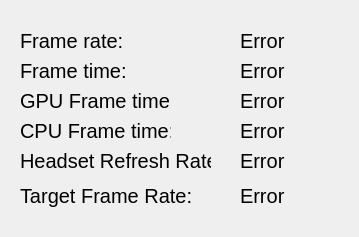
This is src/userinterface/dashboardui.ui in Trixxle/SeamenPerformanceOverlay as Qt 5 draws it before an edit. The edited form follows.
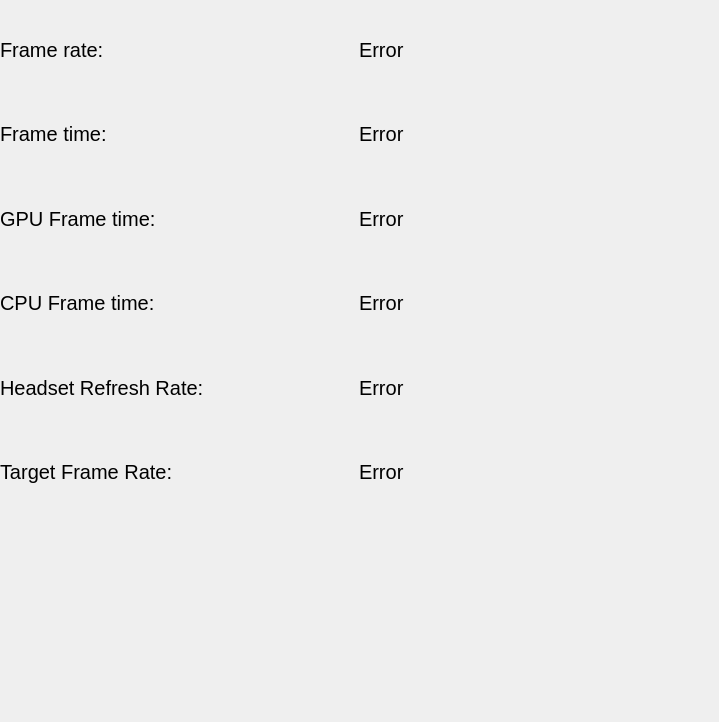
This is the edited form.

Commit message: Working better than before

What changed in the file:
```diff
--- a/src/userinterface/dashboardui.ui
+++ b/src/userinterface/dashboardui.ui
@@ -6,22 +6,73 @@
    <rect>
     <x>0</x>
     <y>0</y>
-    <width>359</width>
-    <height>237</height>
+    <width>719</width>
+    <height>722</height>
    </rect>
   </property>
   <property name="windowTitle">
    <string>dashboardui</string>
   </property>
+  <widget class="QWidget" name="gridLayoutWidget">
+   <property name="geometry">
+    <rect>
+     <x>0</x>
+     <y>10</y>
+     <width>711</width>
+     <height>501</height>
+    </rect>
+   </property>
+   <layout class="QGridLayout" name="mainGridLayout">
+    <item row="4" column="0">
+     <widget class="QLabel" name="headsetRefreshRateTitle">
+      <property name="minimumSize">
+       <size>
+        <width>0</width>
+        <height>0</height>
+       </size>
+      </property>
+      <property name="font">
+       <font>
+        <pointsize>15</pointsize>
+       </font>
+      </property>
+      <property name="text">
+       <string>Headset Refresh Rate:</string>
+      </property>
+     </widget>
+    </item>
+    <item row="2" column="0">
+     <widget class="QLabel" name="gpuFrameTimeTitle">
+      <property name="minimumSize">
+       <size>
+        <width>0</width>
+        <height>0</height>
+       </size>
+      </property>
+      <property name="font">
+       <font>
+        <pointsize>15</pointsize>
+       </font>
+      </property>
+      <property name="text">
+       <string>GPU Frame time:</string>
+      </property>
+     </widget>
+    </item>
+    <item row="1" column="1">
+     <widget class="QLabel" name="frameTimeLabel">
+      <property name="font">
+       <font>
+        <pointsize>15</pointsize>
+       </font>
+      </property>
+      <property name="text">
+       <string>Error</string>
+      </property>
+     </widget>
+    </item>
+    <item row="0" column="1">
   <widget class="QLabel" name="frameRateLabel">
-   <property name="geometry">
-    <rect>
-     <x>240</x>
-     <y>30</y>
-     <width>61</width>
-     <height>21</height>
-    </rect>
-   </property>
    <property name="font">
     <font>
      <pointsize>15</pointsize>
@@ -31,39 +82,9 @@
     <string>Error</string>
    </property>
   </widget>
-  <widget class="QLabel" name="frameRateTitle">
-   <property name="geometry">
-    <rect>
-     <x>20</x>
-     <y>30</y>
-     <width>111</width>
-     <height>21</height>
-    </rect>
-   </property>
-   <property name="minimumSize">
-    <size>
-     <width>0</width>
-     <height>0</height>
-    </size>
-   </property>
-   <property name="font">
-    <font>
-     <pointsize>15</pointsize>
-    </font>
-   </property>
-   <property name="text">
-    <string>Frame rate:</string>
-   </property>
-  </widget>
+    </item>
+    <item row="1" column="0">
   <widget class="QLabel" name="frameTimeTitle">
-   <property name="geometry">
-    <rect>
-     <x>20</x>
-     <y>60</y>
-     <width>111</width>
-     <height>21</height>
-    </rect>
-   </property>
    <property name="minimumSize">
     <size>
      <width>0</width>
@@ -79,39 +100,21 @@
     <string>Frame time:</string>
    </property>
   </widget>
-  <widget class="QLabel" name="gpuFrameTimeTitle">
-   <property name="geometry">
-    <rect>
-     <x>20</x>
-     <y>90</y>
-     <width>151</width>
-     <height>21</height>
-    </rect>
-   </property>
-   <property name="minimumSize">
-    <size>
-     <width>0</width>
-     <height>0</height>
-    </size>
-   </property>
+    </item>
+    <item row="2" column="1">
+     <widget class="QLabel" name="gpuFrameTimeLabel">
    <property name="font">
     <font>
      <pointsize>15</pointsize>
     </font>
    </property>
    <property name="text">
-    <string>GPU Frame time:</string>
-   </property>
-  </widget>
+       <string>Error</string>
+      </property>
+     </widget>
+    </item>
+    <item row="3" column="0">
   <widget class="QLabel" name="cpuFrameTimeTitle">
-   <property name="geometry">
-    <rect>
-     <x>20</x>
-     <y>120</y>
-     <width>151</width>
-     <height>21</height>
-    </rect>
-   </property>
    <property name="minimumSize">
     <size>
      <width>0</width>
@@ -127,39 +130,33 @@
     <string>CPU Frame time:</string>
    </property>
   </widget>
-  <widget class="QLabel" name="headsetRefreshRateTitle">
-   <property name="geometry">
-    <rect>
-     <x>20</x>
-     <y>150</y>
-     <width>191</width>
-     <height>21</height>
-    </rect>
-   </property>
-   <property name="minimumSize">
-    <size>
-     <width>0</width>
-     <height>0</height>
-    </size>
-   </property>
+    </item>
+    <item row="4" column="1">
+     <widget class="QLabel" name="headsetRefreshRateLabel">
+      <property name="font">
+       <font>
+        <pointsize>15</pointsize>
+       </font>
+      </property>
+      <property name="text">
+       <string>Error</string>
+      </property>
+     </widget>
+    </item>
+    <item row="3" column="1">
+     <widget class="QLabel" name="cpuFrameTimeLabel">
    <property name="font">
     <font>
      <pointsize>15</pointsize>
     </font>
    </property>
    <property name="text">
-    <string>Headset Refresh Rate:</string>
-   </property>
-  </widget>
+       <string>Error</string>
+      </property>
+     </widget>
+    </item>
+    <item row="5" column="0">
   <widget class="QLabel" name="targetFrameRateTitle">
-   <property name="geometry">
-    <rect>
-     <x>20</x>
-     <y>180</y>
-     <width>191</width>
-     <height>31</height>
-    </rect>
-   </property>
    <property name="minimumSize">
     <size>
      <width>0</width>
@@ -175,87 +172,9 @@
     <string>Target Frame Rate:</string>
    </property>
   </widget>
-  <widget class="QLabel" name="frameTimeLabel">
-   <property name="geometry">
-    <rect>
-     <x>240</x>
-     <y>60</y>
-     <width>61</width>
-     <height>21</height>
-    </rect>
-   </property>
-   <property name="font">
-    <font>
-     <pointsize>15</pointsize>
-    </font>
-   </property>
-   <property name="text">
-    <string>Error</string>
-   </property>
-  </widget>
-  <widget class="QLabel" name="gpuFrameTimeLabel">
-   <property name="geometry">
-    <rect>
-     <x>240</x>
-     <y>90</y>
-     <width>61</width>
-     <height>21</height>
-    </rect>
-   </property>
-   <property name="font">
-    <font>
-     <pointsize>15</pointsize>
-    </font>
-   </property>
-   <property name="text">
-    <string>Error</string>
-   </property>
-  </widget>
-  <widget class="QLabel" name="cpuFrameTimeLabel">
-   <property name="geometry">
-    <rect>
-     <x>240</x>
-     <y>120</y>
-     <width>61</width>
-     <height>21</height>
-    </rect>
-   </property>
-   <property name="font">
-    <font>
-     <pointsize>15</pointsize>
-    </font>
-   </property>
-   <property name="text">
-    <string>Error</string>
-   </property>
-  </widget>
-  <widget class="QLabel" name="headsetRefreshRateLabel">
-   <property name="geometry">
-    <rect>
-     <x>240</x>
-     <y>150</y>
-     <width>61</width>
-     <height>21</height>
-    </rect>
-   </property>
-   <property name="font">
-    <font>
-     <pointsize>15</pointsize>
-    </font>
-   </property>
-   <property name="text">
-    <string>Error</string>
-   </property>
-  </widget>
+    </item>
+    <item row="5" column="1">
   <widget class="QLabel" name="targetFrameRateLabel">
-   <property name="geometry">
-    <rect>
-     <x>240</x>
-     <y>180</y>
-     <width>61</width>
-     <height>31</height>
-    </rect>
-   </property>
    <property name="font">
     <font>
      <pointsize>15</pointsize>
@@ -264,6 +183,27 @@
    <property name="text">
     <string>Error</string>
    </property>
+     </widget>
+    </item>
+    <item row="0" column="0">
+     <widget class="QLabel" name="frameRateTitle">
+      <property name="minimumSize">
+       <size>
+        <width>0</width>
+        <height>0</height>
+       </size>
+      </property>
+      <property name="font">
+       <font>
+        <pointsize>15</pointsize>
+       </font>
+      </property>
+      <property name="text">
+       <string>Frame rate:</string>
+      </property>
+     </widget>
+    </item>
+   </layout>
   </widget>
  </widget>
  <resources/>
```
Lines whose indentation alone changed are shown as unchanged. The commit also changes 2 other files.
